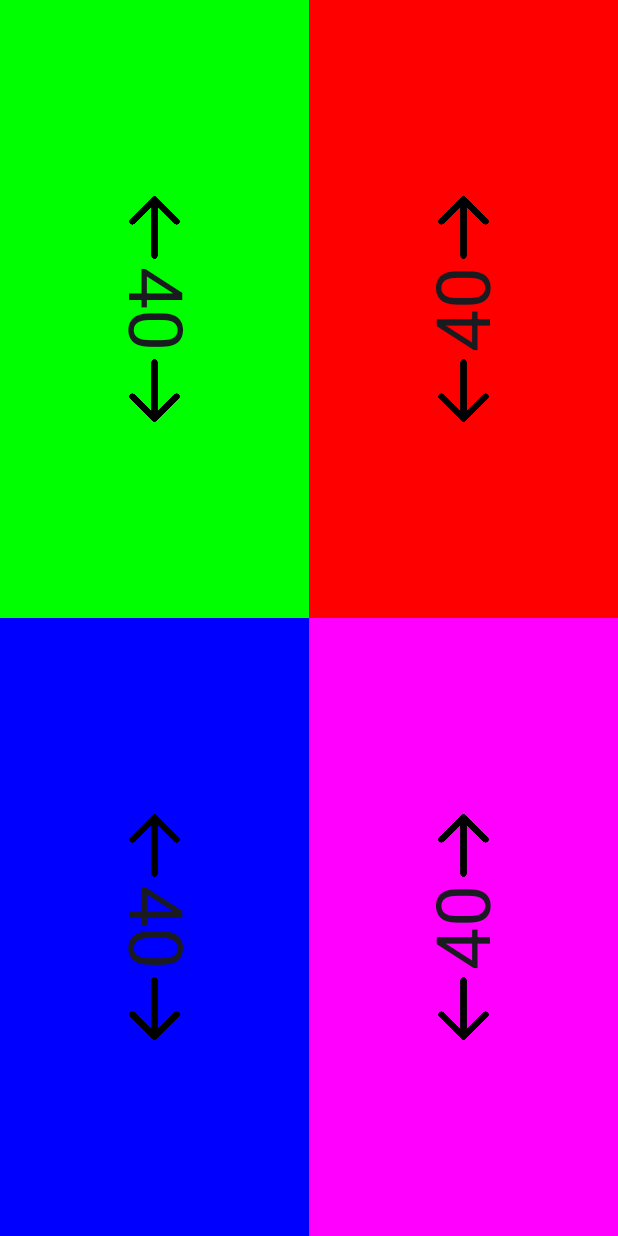
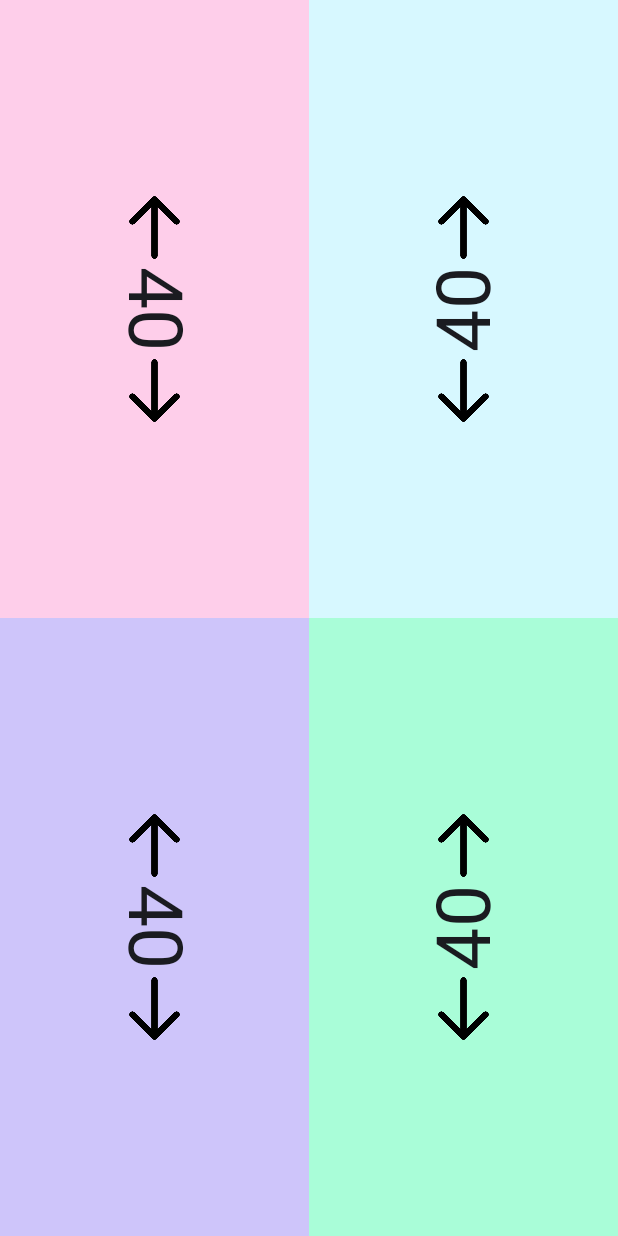
Before and after one commit to gvidas123/MtgLifeCounter, an Android app built with Jetpack Compose: the screen it shows after launch (MainActivity), after a tap on "Commander", on a phone screen of 412 x 824 dp. Run offline under Robolectric (Android 15) with nearby library versions, the phone set to English and light mode, and no system bars.

Commit message:
playing with colors

```diff
--- a/app/src/main/java/com/example/mtglifecounter/MainScreen.kt
+++ b/app/src/main/java/com/example/mtglifecounter/MainScreen.kt
@@ -19,6 +19,7 @@ import androidx.compose.material3.TopAppBarDefaults
 import androidx.compose.runtime.getValue
 import androidx.compose.ui.res.stringResource
 import androidx.navigation.compose.currentBackStackEntryAsState
+
 
 enum class Screens(@StringRes val title: Int) {
     Start(title = R.string.app_name),
--- a/app/src/main/java/com/example/mtglifecounter/screens/CommanderScreen.kt
+++ b/app/src/main/java/com/example/mtglifecounter/screens/CommanderScreen.kt
@@ -21,9 +21,16 @@ import androidx.compose.ui.graphics.Color
 import androidx.compose.ui.layout.ContentScale
 import androidx.compose.ui.res.painterResource
 import androidx.compose.ui.text.style.TextAlign
+import androidx.compose.ui.tooling.preview.Preview
 import androidx.compose.ui.unit.dp
 import androidx.compose.ui.unit.sp
 import com.example.mtglifecounter.R
+import com.example.mtglifecounter.ui.theme.MtgLifeCounterTheme
+import com.example.mtglifecounter.ui.theme.PinkPastel
+import com.example.mtglifecounter.ui.theme.CyanPastel
+import com.example.mtglifecounter.ui.theme.GreenPastel
+import com.example.mtglifecounter.ui.theme.PurplePastel
+import com.example.mtglifecounter.ui.theme.YellowPastel
 
 @Composable
 fun CommanderScreen() {
@@ -36,14 +43,14 @@ fun CommanderScreen() {
             Quadrant(
                 name = "top_left",
                 sizeW = 0.5f,
-                color = Color.Green,
+                color = PinkPastel,
                 rotation = 90f,
                 addtion = 1
             )
             Quadrant(
                 name = "top_right",
                 sizeW = 1f,
-                color = Color.Red,
+                color = CyanPastel,
                 rotation = 270f,
                 addtion = -1
             )
@@ -52,14 +59,14 @@ fun CommanderScreen() {
             Quadrant(
                 name = "bot_left",
                 sizeW = 0.5f,
-                color = Color.Blue,
+                color = PurplePastel,
                 rotation = 90f,
                 addtion = 1
             )
             Quadrant(
                 name = "bot_right",
                 sizeW = 1f,
-                color = Color.Magenta,
+                color = GreenPastel,
                 rotation = 270f,
                 addtion = -1
             )
@@ -119,5 +126,12 @@ fun Quadrant(name: String,sizeW: Float,color: Color,rotation: Float,addtion: Int
                 .fillMaxWidth()
         )//testing
     }
+}
+@Preview
+@Composable
+fun CommanderScreenPreview(){
+    MtgLifeCounterTheme{
+        CommanderScreen()
+    }
 
 }
--- a/app/src/main/java/com/example/mtglifecounter/screens/StartScreen.kt
+++ b/app/src/main/java/com/example/mtglifecounter/screens/StartScreen.kt
@@ -1,31 +1,69 @@
 package com.example.mtglifecounter.screens
 
-import androidx.compose.foundation.clickable
+import androidx.compose.foundation.background
+import androidx.compose.foundation.layout.Box
 import androidx.compose.foundation.layout.Column
 import androidx.compose.foundation.layout.fillMaxHeight
 import androidx.compose.foundation.layout.fillMaxSize
 import androidx.compose.foundation.layout.fillMaxWidth
 import androidx.compose.material3.Button
+import androidx.compose.material3.ButtonColors
+import androidx.compose.material3.ButtonDefaults
 import androidx.compose.material3.Text
 import androidx.compose.runtime.Composable
 import androidx.compose.ui.Modifier
-import androidx.compose.ui.draw.rotate
 import androidx.compose.ui.graphics.Color
-import androidx.compose.ui.text.style.TextAlign
 import androidx.compose.ui.tooling.preview.Preview
-import androidx.compose.ui.unit.sp
 import com.example.mtglifecounter.ui.theme.MtgLifeCounterTheme
+import com.example.mtglifecounter.ui.theme.Greenish
+import com.example.mtglifecounter.ui.theme.Orangish
+import com.example.mtglifecounter.ui.theme.Whitish
+import com.example.mtglifecounter.ui.theme.LightGreenish
+
+
 
 @Composable
 fun StartScreen(
     onButtonClick: () -> Unit = {}
 ) {
-    Column(modifier = Modifier.fillMaxHeight()) {
-        Button(
-            onClick = onButtonClick
-        )
-        {
-            Text(text = "Commander")
+    Box(
+        modifier = Modifier.fillMaxSize().background(color = LightGreenish)
+    ) {
+        Column(
+            modifier = Modifier,
+
+
+            ) {
+            Button(
+
+                modifier = Modifier
+                    .fillMaxHeight(0.5f)
+                    .fillMaxWidth(),
+                onClick = onButtonClick,
+                colors = ButtonDefaults.buttonColors(
+                    containerColor = Greenish
+                )
+
+            )
+            {
+                Text(text = "Commander",
+                    color = Color.White
+                )
+            }
+            Button(
+                modifier = Modifier
+                    .fillMaxHeight()
+                    .fillMaxWidth(),
+                onClick = onButtonClick,
+                colors = ButtonDefaults.buttonColors(
+                    containerColor = Greenish
+                )
+            )
+            {
+                Text(text = "1 v 1 ",
+                    color = Color.White
+                )
+            }
         }
     }
 }
--- a/app/src/main/java/com/example/mtglifecounter/ui/theme/Color.kt
+++ b/app/src/main/java/com/example/mtglifecounter/ui/theme/Color.kt
@@ -11,3 +11,13 @@ val PurpleGrey40 = Color(0xFF625b71)
 val Pink40 = Color(0xFF7D5260)
 
 val Black = Color(0xFF070707)
+val Greenish = Color(0, 113, 45)
+val LightGreenish = Color(213, 237, 159)
+val Whitish = Color(255, 251, 230)
+val Orangish = Color(255, 145, 0)
+
+val PinkPastel = Color(254,206,234)
+val YellowPastel = Color(254,241,210)
+val GreenPastel = Color(169,253,216)
+val CyanPastel = Color(215,248,255)
+val PurplePastel = Color(206,197,250)
--- a/app/src/main/java/com/example/mtglifecounter/ui/theme/Theme.kt
+++ b/app/src/main/java/com/example/mtglifecounter/ui/theme/Theme.kt
@@ -12,18 +12,20 @@ import androidx.compose.runtime.Composable
 import androidx.compose.ui.platform.LocalContext
 
 private val DarkColorScheme = darkColorScheme(
-    primary = Purple80,
-    secondary = PurpleGrey80,
-    tertiary = Pink80
+    primary = Greenish,
+    secondary = Orangish,
+    background = Whitish,
+    tertiary = LightGreenish
 )
 
 private val LightColorScheme = lightColorScheme(
-    primary = Purple40,
-    secondary = PurpleGrey40,
-    tertiary = Pink40
+    primary = Greenish,
+    secondary = Orangish,
+    background = Whitish,
+    tertiary = LightGreenish
 
     /* Other default colors to override
-    background = Color(0xFFFFFBFE),
+
     surface = Color(0xFFFFFBFE),
     onPrimary = Color.White,
     onSecondary = Color.White,
```
